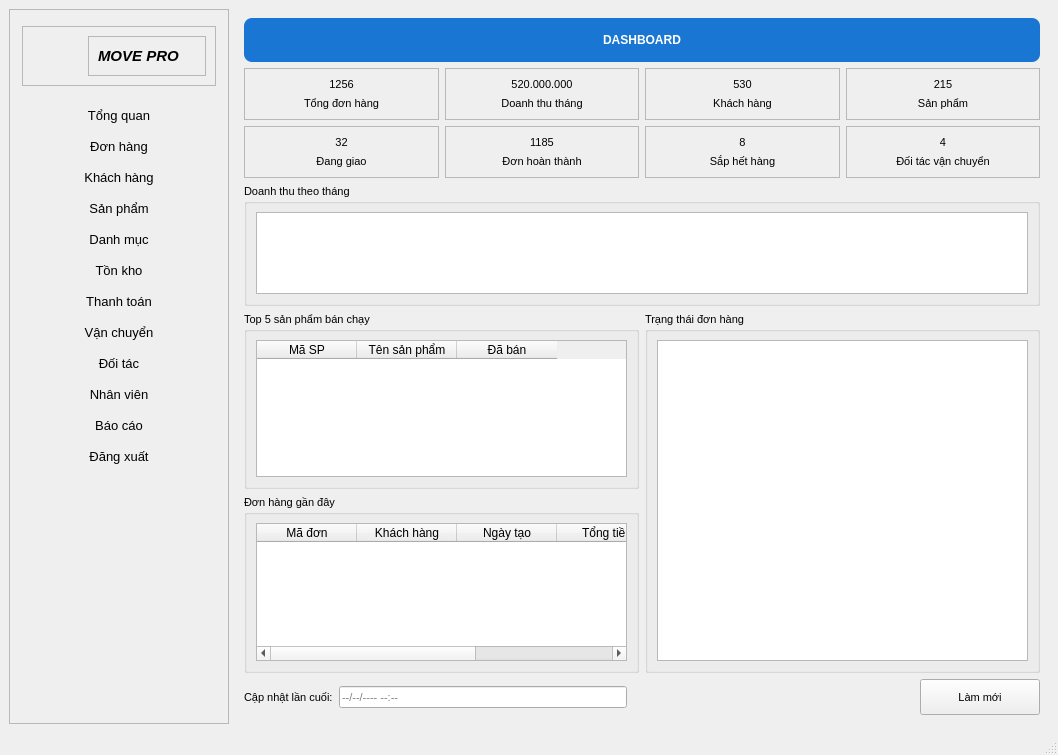
Old version of the form ui/main_window.ui in the repository thinh-doan/sales-and-warehouse-management-system.
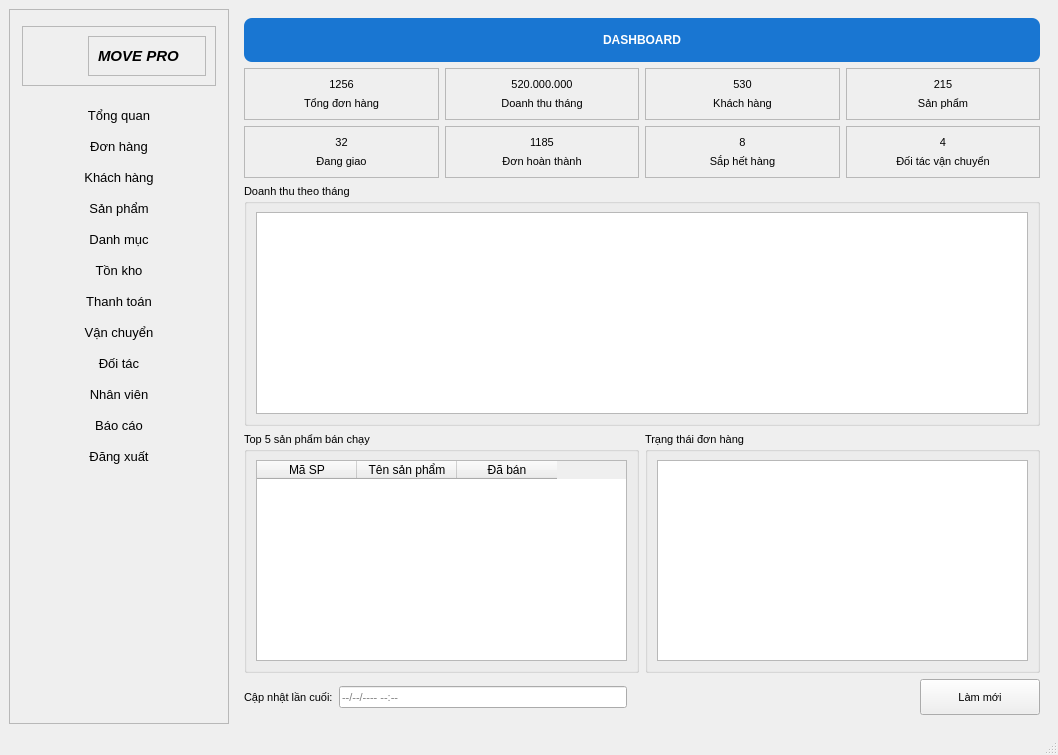
New version of the form. The open tabs and pages were chosen to show the change. Icons and pictures are not drawn. Custom widgets are drawn as their Qt base class.

```diff
--- a/ui/main_window.ui
+++ b/ui/main_window.ui
@@ -658,56 +658,6 @@
               </layout>
              </widget>
             </item>
-            <item>
-             <widget class="QGroupBox" name="grpRecentOrder">
-              <property name="title">
-               <string>Đơn hàng gần đây</string>
-              </property>
-              <layout class="QVBoxLayout" name="verticalLayoutRecentOrder">
-               <item>
-                <widget class="QTableWidget" name="tblRecentOrder">
-                 <property name="editTriggers">
-                  <set>QAbstractItemView::NoEditTriggers</set>
-                 </property>
-                 <property name="alternatingRowColors">
-                  <bool>true</bool>
-                 </property>
-                 <property name="selectionBehavior">
-                  <enum>QAbstractItemView::SelectRows</enum>
-                 </property>
-                 <property name="columnCount">
-                  <number>5</number>
-                 </property>
-                 <column>
-                  <property name="text">
-                   <string>Mã đơn</string>
-                  </property>
-                 </column>
-                 <column>
-                  <property name="text">
-                   <string>Khách hàng</string>
-                  </property>
-                 </column>
-                 <column>
-                  <property name="text">
-                   <string>Ngày tạo</string>
-                  </property>
-                 </column>
-                 <column>
-                  <property name="text">
-                   <string>Tổng tiền</string>
-                  </property>
-                 </column>
-                 <column>
-                  <property name="text">
-                   <string>Trạng thái</string>
-                  </property>
-                 </column>
-                </widget>
-               </item>
-              </layout>
-             </widget>
-            </item>
            </layout>
           </item>
           <item>
```
Left out of the diff: 2 changed lines with no effect on the pictures.
